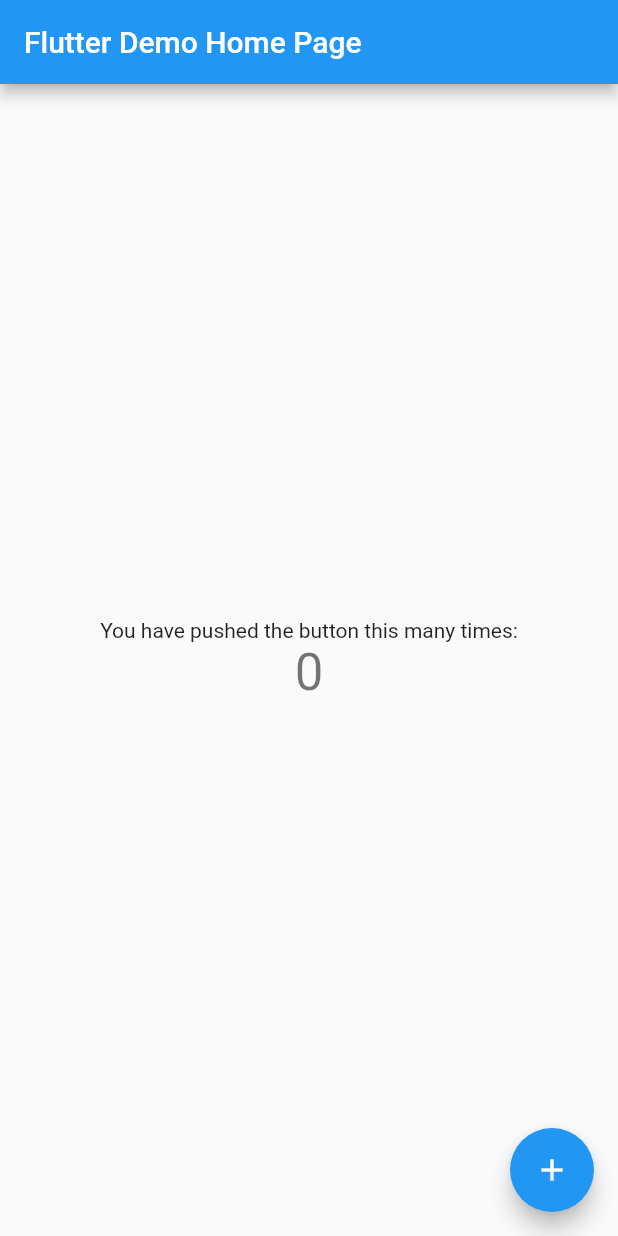
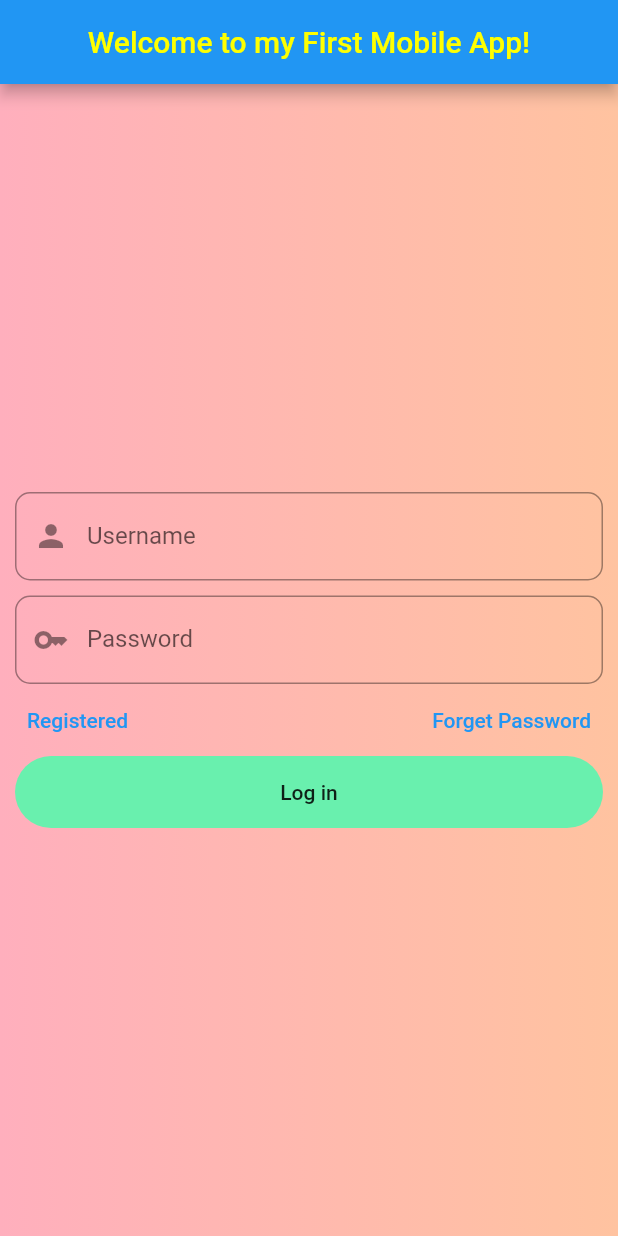
Before and after one commit to BajoyKT/sample_UI, a Flutter app: the screen it shows after launch, on a phone screen of 412 x 824 dp. Run offline on Flutter 3.47's test engine with Material 2 defaults, Android fonts, the phone set to English and light mode, and no system bars.

Commit message:
login screen

```diff
--- a/lib/main.dart
+++ b/lib/main.dart
@@ -1,4 +1,5 @@
 import 'package:flutter/material.dart';
+import 'package:sampleui/ui/screens/dashboard.dart';
 
 void main() {
   runApp(const MyApp());
@@ -24,92 +25,8 @@ class MyApp extends StatelessWidget {
         // is not restarted.
         primarySwatch: Colors.blue,
       ),
-      home: const MyHomePage(title: 'Flutter Demo Home Page'),
+      home: dashboard(),
     );
   }
+
 }
-
-class MyHomePage extends StatefulWidget {
-  const MyHomePage({super.key, required this.title});
-
-  // This widget is the home page of your application. It is stateful, meaning
-  // that it has a State object (defined below) that contains fields that affect
-  // how it looks.
-
-  // This class is the configuration for the state. It holds the values (in this
-  // case the title) provided by the parent (in this case the App widget) and
-  // used by the build method of the State. Fields in a Widget subclass are
-  // always marked "final".
-
-  final String title;
-
-  @override
-  State<MyHomePage> createState() => _MyHomePageState();
-}
-
-class _MyHomePageState extends State<MyHomePage> {
-  int _counter = 0;
-
-  void _incrementCounter() {
-    setState(() {
-      // This call to setState tells the Flutter framework that something has
-      // changed in this State, which causes it to rerun the build method below
-      // so that the display can reflect the updated values. If we changed
-      // _counter without calling setState(), then the build method would not be
-      // called again, and so nothing would appear to happen.
-      _counter++;
-    });
-  }
-
-  @override
-  Widget build(BuildContext context) {
-    // This method is rerun every time setState is called, for instance as done
-    // by the _incrementCounter method above.
-    //
-    // The Flutter framework has been optimized to make rerunning build methods
-    // fast, so that you can just rebuild anything that needs updating rather
-    // than having to individually change instances of widgets.
-    return Scaffold(
-      appBar: AppBar(
-        // Here we take the value from the MyHomePage object that was created by
-        // the App.build method, and use it to set our appbar title.
-        title: Text(widget.title),
-      ),
-      body: Center(
-        // Center is a layout widget. It takes a single child and positions it
-        // in the middle of the parent.
-        child: Column(
-          // Column is also a layout widget. It takes a list of children and
-          // arranges them vertically. By default, it sizes itself to fit its
-          // children horizontally, and tries to be as tall as its parent.
-          //
-          // Invoke "debug painting" (press "p" in the console, choose the
-          // "Toggle Debug Paint" action from the Flutter Inspector in Android
-          // Studio, or the "Toggle Debug Paint" command in Visual Studio Code)
-          // to see the wireframe for each widget.
-          //
-          // Column has various properties to control how it sizes itself and
-          // how it positions its children. Here we use mainAxisAlignment to
-          // center the children vertically; the main axis here is the vertical
-          // axis because Columns are vertical (the cross axis would be
-          // horizontal).
-          mainAxisAlignment: MainAxisAlignment.center,
-          children: <Widget>[
-            const Text(
-              'You have pushed the button this many times:',
-            ),
-            Text(
-              '$_counter',
-              style: Theme.of(context).textTheme.headlineMedium,
-            ),
-          ],
-        ),
-      ),
-      floatingActionButton: FloatingActionButton(
-        onPressed: _incrementCounter,
-        tooltip: 'Increment',
-        child: const Icon(Icons.add),
-      ), // This trailing comma makes auto-formatting nicer for build methods.
-    );
-  }
-}
--- /dev/null
+++ b/lib/ui/screens/dashboard.dart
@@ -0,0 +1,81 @@
+import 'package:flutter/material.dart';
+
+class dashboard extends StatefulWidget {
+  const dashboard({Key? key}) : super(key: key);
+
+  @override
+  State<dashboard> createState() => _dashboardState();
+}
+
+class _dashboardState extends State<dashboard> {
+  @override
+  Widget build(BuildContext context) {
+    return Scaffold(
+      appBar: AppBar(
+        title: Text("Welcome to my First Mobile App!",
+            style: TextStyle(color: Colors.yellowAccent)),
+        centerTitle: true,
+      ),
+      body: Container(
+        decoration: BoxDecoration(
+            gradient:
+                LinearGradient(colors: [Color(0xFFFFAFBD), Color(0xFFFFC3A0)])),
+        child: Row(
+          children: [
+            Expanded(
+              child: Container(
+                margin: EdgeInsets.symmetric(horizontal: 10, vertical: 20),
+                child: Column(
+                  mainAxisAlignment: MainAxisAlignment.center,
+                  children: [
+                    TextField(
+                      decoration: InputDecoration(
+                        labelText: "Username",
+                        border: OutlineInputBorder(
+                          borderRadius: BorderRadius.circular(10),
+                        ),
+                        prefixIcon: Icon(Icons.person),
+                      ),
+                    ),
+                    SizedBox(height: 10),
+                    TextField(
+                      decoration: InputDecoration(
+                        border: OutlineInputBorder(
+                            borderRadius: BorderRadius.circular(10)),
+                        prefixIcon: Icon(Icons.key),
+                        labelText: "Password",
+                      ),
+                    ),
+                    Row(
+                      mainAxisAlignment: MainAxisAlignment.spaceBetween,
+                      children: [
+                        TextButton(
+                          onPressed: () {},
+                          child: Text("Registered"),
+                        ),
+                        TextButton(
+                          onPressed: () {},
+                          child: Text("Forget Password"),
+                        ),
+                      ],
+                    ),
+                    Container(
+                      width: double.infinity,
+                      decoration: BoxDecoration(
+                          color: Colors.greenAccent,
+                          borderRadius: BorderRadius.circular(50)),
+                      child: MaterialButton(
+                        onPressed: () {},
+                        child: Text("Log in"),
+                      ),
+                    )
+                  ],
+                ),
+              ),
+            )
+          ],
+        ),
+      ),
+    );
+  }
+}
```
